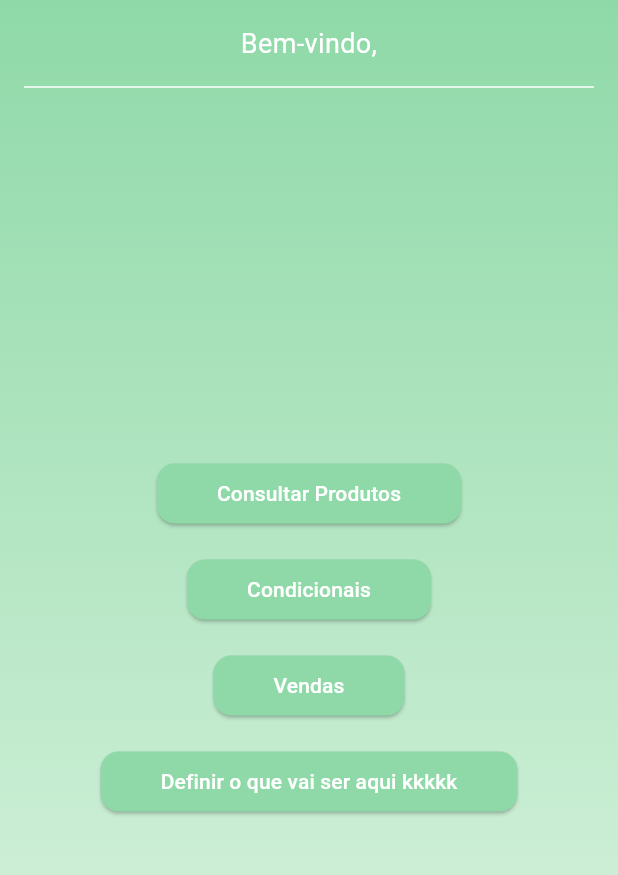
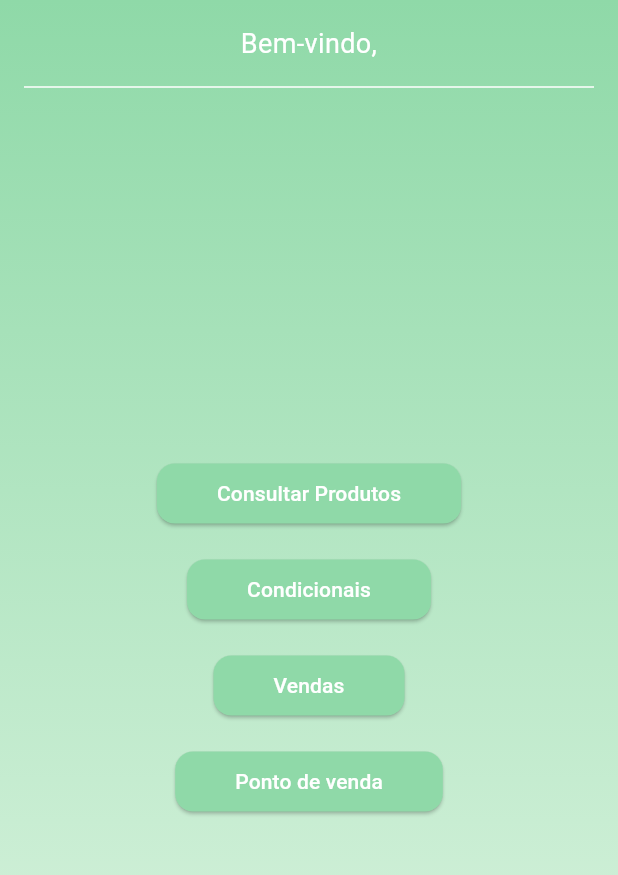
Before and after one commit to DanielCorbellini/consig-now-app, a Flutter app: the HomeScreen screen opened directly, on a phone screen of 412 x 824 dp, the part 84-959 px from its top. Run offline on Flutter 3.47's test engine with Material 3 defaults, Android fonts, the phone set to English and light mode, and no system bars; our stand-ins replace flutter_dotenv, flutter_secure_storage, local_auth; accounts and stored records are empty.

Commit message:
Adicionado a tela de POS
Feito um modelo mockado da POS(Point of Sale) onde será passado as vendas, pode não ser o modelo final

```diff
--- a/lib/screens/home_screen.dart
+++ b/lib/screens/home_screen.dart
@@ -2,6 +2,7 @@ import 'package:consig_now_app/screens/login_screen.dart';
 import 'package:consig_now_app/screens/product_screen.dart';
 import 'package:consig_now_app/screens/conditional_screen.dart';
 import 'package:consig_now_app/screens/sale_screen.dart';
+import 'package:consig_now_app/screens/pos_screen.dart';
 import 'package:flutter/material.dart';
 import 'package:provider/provider.dart';
 import '../providers/auth_provider.dart';
@@ -17,11 +18,8 @@ class HomeScreen extends StatelessWidget {
       appBar: AppBar(
         title: Row(
           children: [
-            Image.asset(
-              'assets/logo.png', // Caminho da imagem
-              height: 32, // Altura da imagem
-            ),
-            const SizedBox(width: 8), // Espaçamento entre a imagem e o texto
+            Image.asset('assets/logo.png', height: 32),
+            const SizedBox(width: 8),
             const Text('BN Moda Fitness'),
           ],
         ),
@@ -50,25 +48,25 @@ class HomeScreen extends StatelessWidget {
         ),
         child: Column(
           children: [
-            const SizedBox(height: 16), // Espaçamento entre o AppBar e o texto
+            const SizedBox(height: 16),
             Text(
               'Bem-vindo, ${auth.user?.email ?? ''}',
               style: const TextStyle(fontSize: 18, color: Colors.white),
               textAlign: TextAlign.center,
             ),
-            const SizedBox(height: 8), // Espaçamento entre o texto e o Divider
+            const SizedBox(height: 8),
             const Divider(
               color: Colors.white,
               thickness: 1,
               indent: 16,
               endIndent: 16,
             ),
-            const SizedBox(height: 16), // Espaçamento antes dos botões
+            const SizedBox(height: 16),
             Expanded(
               child: Column(
-                mainAxisAlignment: MainAxisAlignment
-                    .center, // Centraliza os botões verticalmente
+                mainAxisAlignment: MainAxisAlignment.center,
                 children: [
+                  // Botão 1 - Produtos
                   ElevatedButton(
                     onPressed: () {
                       Navigator.push(
@@ -104,10 +102,16 @@ class HomeScreen extends StatelessWidget {
                     ),
                     child: const Text('Consultar Produtos'),
                   ),
-                  const SizedBox(height: 16), // Espaçamento entre os botões
+                  const SizedBox(height: 16),
+                  // Botão 2 - Condicionais
                   ElevatedButton(
                     onPressed: () {
-                      // Ação do botão 2
+                      Navigator.push(
+                        context,
+                        MaterialPageRoute(
+                          builder: (context) => const ConditionalScreen(),
+                        ),
+                      );
                     },
                     onLongPress: () {
                       ScaffoldMessenger.of(context).showSnackBar(
@@ -136,42 +140,7 @@ class HomeScreen extends StatelessWidget {
                     child: const Text('Condicionais'),
                   ),
                   const SizedBox(height: 16),
-                  ElevatedButton(
-                    onPressed: () {
-                      Navigator.push(
-                        context,
-                        MaterialPageRoute(
-                          builder: (context) => const ConditionalScreen(),
-                        ),
-                      );
-                    },
-                    onLongPress: () {
-                      ScaffoldMessenger.of(context).showSnackBar(
-                        SnackBar(
-                          content: const Text(
-                            'Este botão acessa a tela de consulta de produtos',
-                            style: TextStyle(color: MinhasCores.verdeBaixo),
-                          ),
-                          duration: const Duration(seconds: 2),
-                          backgroundColor:
-                              MinhasCores.verdeTopoGradiente.shade900,
-                        ),
-                      );
-                    },
-                    style: ElevatedButton.styleFrom(
-                      backgroundColor: MinhasCores.verdeTopo,
-                      foregroundColor: Colors.white,
-                      shape: RoundedRectangleBorder(
-                        borderRadius: BorderRadius.circular(12),
-                      ),
-                      padding: const EdgeInsets.symmetric(
-                        horizontal: 40,
-                        vertical: 10,
-                      ),
-                    ),
-                    child: const Text('Vendas'),
-                  ),
-                  const SizedBox(height: 16),
+                  // Botão 3 - Vendas
                   ElevatedButton(
                     onPressed: () {
                       Navigator.push(
@@ -180,7 +149,6 @@ class HomeScreen extends StatelessWidget {
                           builder: (context) => const SaleScreen(),
                         ),
                       );
-                      // Ação do botão 4
                     },
                     onLongPress: () {
                       ScaffoldMessenger.of(context).showSnackBar(
@@ -206,7 +174,45 @@ class HomeScreen extends StatelessWidget {
                         vertical: 10,
                       ),
                     ),
-                    child: const Text('Definir o que vai ser aqui kkkkk'),
+                    child: const Text('Vendas'),
+                  ),
+                  const SizedBox(height: 16),
+                  // Botão 4 - Placeholder
+                  ElevatedButton(
+                    onPressed: () {
+                      //tem que aplicar aqui a tela para passar vendas
+                      Navigator.push(
+                        context,
+                        MaterialPageRoute(
+                          builder: (context) => const PosScreen(),
+                        ),
+                      );
+                    },
+                    onLongPress: () {
+                      ScaffoldMessenger.of(context).showSnackBar(
+                        SnackBar(
+                          content: const Text(
+                            'Este botão ainda não tem função definida',
+                            style: TextStyle(color: MinhasCores.verdeBaixo),
+                          ),
+                          duration: const Duration(seconds: 2),
+                          backgroundColor:
+                              MinhasCores.verdeTopoGradiente.shade900,
+                        ),
+                      );
+                    },
+                    style: ElevatedButton.styleFrom(
+                      backgroundColor: MinhasCores.verdeTopo,
+                      foregroundColor: Colors.white,
+                      shape: RoundedRectangleBorder(
+                        borderRadius: BorderRadius.circular(12),
+                      ),
+                      padding: const EdgeInsets.symmetric(
+                        horizontal: 40,
+                        vertical: 10,
+                      ),
+                    ),
+                    child: const Text('Ponto de venda'),
                   ),
                 ],
               ),
```
Also changed, not shown: lib/screens/login_screen.dart (+48 -48 lines), lib/screens/pos_screen.dart (added, +193 -0 lines).
